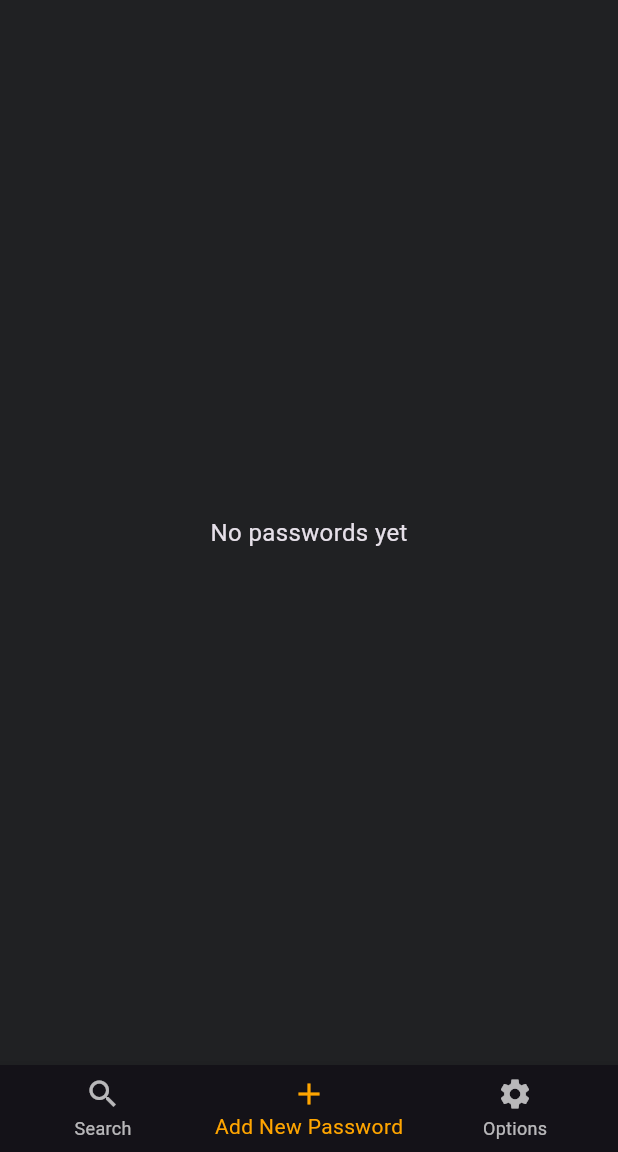
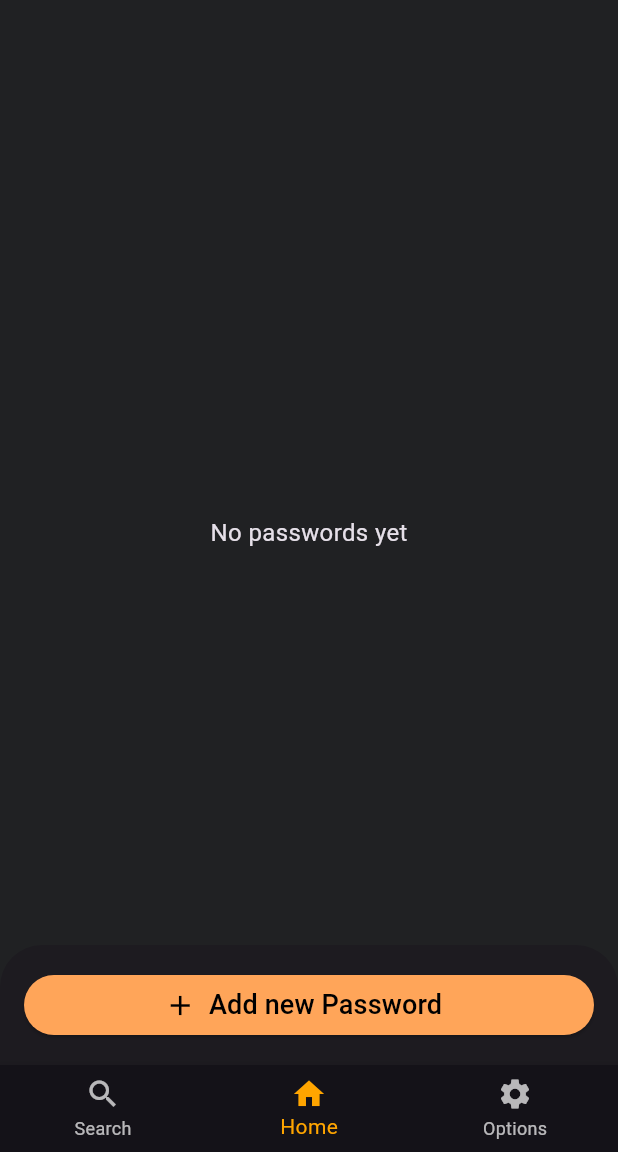
Before and after one commit to Leonardo-Luz/flutter_passman_client, a Flutter app: the screen it shows after launch, on a phone screen of 412 x 824 dp, the part 84-1236 px from its top. Run offline on Flutter 3.47's test engine with Material 3 defaults, Android fonts, the phone set to English and light mode, and no system bars; our stand-ins replace file_picker, sqflite_common_ffi; missing offline and left inert: cryptography; accounts and stored records are empty.

Commit message:
feat: update navigation and buttons position

```diff
--- a/lib/ui/home/home_screen.dart
+++ b/lib/ui/home/home_screen.dart
@@ -1,5 +1,6 @@
 import 'package:flutter/material.dart';
 import 'package:flutter_passman_client/ui/countcard/count_card.dart';
+import 'package:flutter_passman_client/ui/register/register_screen.dart';
 import 'package:provider/provider.dart';
 import 'package:flutter_passman_client/controllers/password_controller.dart';
 import 'package:flutter_passman_client/ui/_core/app_colors.dart';
@@ -32,7 +33,12 @@ class _HomeScreenState extends State<HomeScreen> {
               child: Text("No passwords yet", style: TextStyle(fontSize: 16)),
             )
           : Padding(
-              padding: const EdgeInsets.all(16.0),
+              padding: const EdgeInsets.only(
+                top: 16,
+                bottom: 70,
+                left: 16,
+                right: 16,
+              ),
               child: ListView.builder(
                 itemCount: controller.entries.length + 1,
                 itemBuilder: (_, i) {
@@ -55,6 +61,20 @@ class _HomeScreenState extends State<HomeScreen> {
                 },
               ),
             ),
+      bottomSheet: SafeArea(
+        child: Container(
+          width: double.infinity,
+          padding: const EdgeInsets.all(16),
+          child: ElevatedButton.icon(
+            onPressed: () => Navigator.pushNamed(context, RegisterScreen.route),
+            icon: const Icon(Icons.add, size: 22),
+            label: const Text(
+              "Add new Password",
+              style: TextStyle(fontSize: 18),
+            ),
+          ),
+        ),
+      ),
     );
   }
 }
--- a/lib/ui/options/options_screen.dart
+++ b/lib/ui/options/options_screen.dart
@@ -3,6 +3,7 @@ import 'package:flutter/material.dart';
 import 'package:file_picker/file_picker.dart';
 import 'package:flutter_passman_client/ui/_core/app_colors.dart';
 import 'package:flutter_passman_client/ui/_core/widgets/appbar.dart';
+import 'package:flutter_passman_client/ui/_core/widgets/bottombar.dart';
 import 'package:provider/provider.dart';
 import 'package:flutter_passman_client/controllers/password_controller.dart';
 import '../../utils/crypt.dart';
@@ -185,7 +186,8 @@ class _OptionsScreenState extends State<OptionsScreen> {
   Widget build(BuildContext context) {
     return Scaffold(
       backgroundColor: AppColors.backgroundColor,
-      appBar: getAppBar(title: "Opções"),
+      appBar: getAppBar(title: "Options"),
+      bottomNavigationBar: getBottomBar(context, 2),
       body: Center(
         child: loading
             ? const CircularProgressIndicator()
```
Also changed, not shown: lib/ui/_core/widgets/bottombar.dart (+7 -4 lines), lib/ui/search/search_screen.dart (+28 -21 lines).
